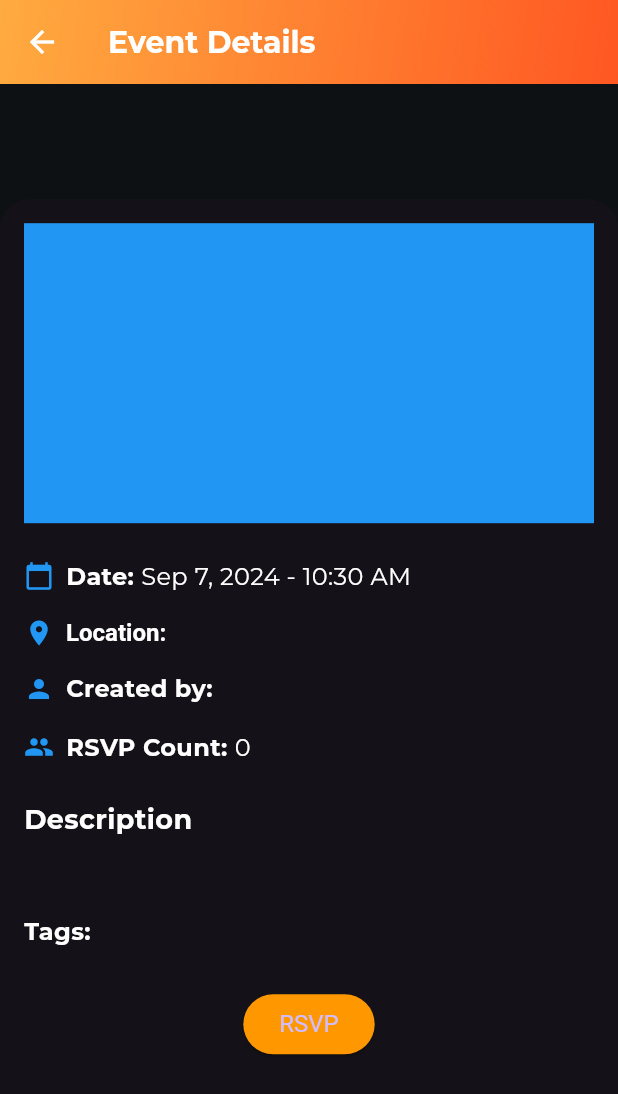
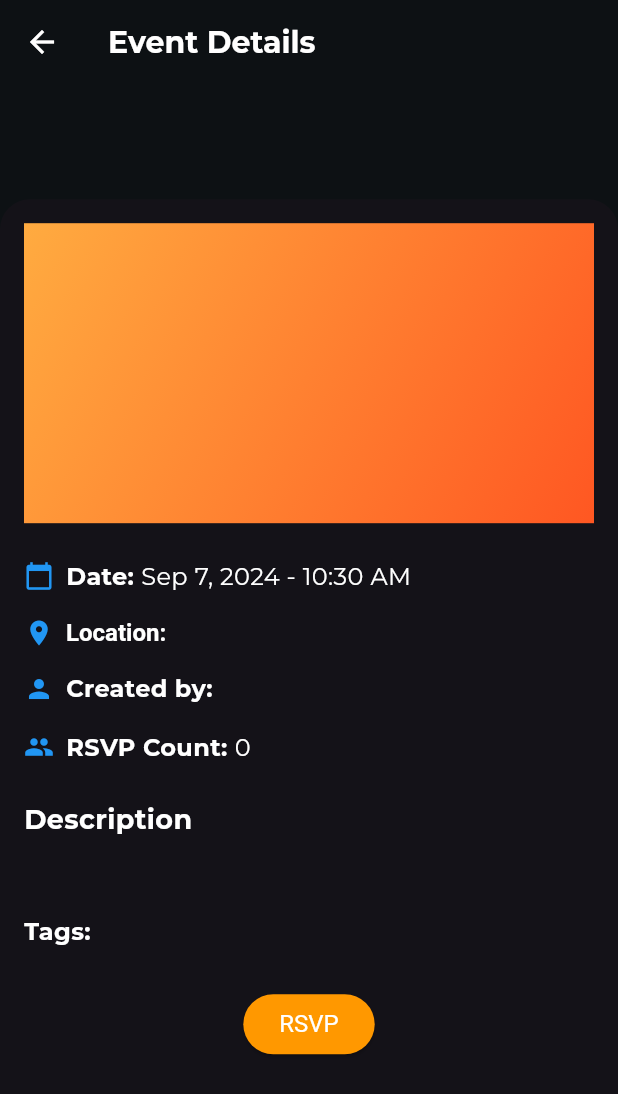
Before and after one commit to PartthK/Purdue-Social-Media-App, a Flutter app: the EventDetailScreen screen opened directly with empty values, on a phone screen of 412 x 824 dp. Shown: the top 1094 px of the screen. Run offline on Flutter 3.47's test engine with Material 3 defaults, Android fonts, the phone set to English and light mode, and no system bars; our stand-ins replace cloud_firestore, firebase_auth, firebase_core, firebase_messaging, firebase_storage, google_fonts and 3 more; accounts and stored records are empty.

Commit message:
latest change

```diff
--- a/lib/event_detail_screen.dart
+++ b/lib/event_detail_screen.dart
@@ -57,11 +57,7 @@ class _EventDetailScreenState extends State<EventDetailScreen> {
         preferredSize: Size.fromHeight(kToolbarHeight),
         child: Container(
           decoration: BoxDecoration(
-            gradient: LinearGradient(
-              colors: [Colors.orangeAccent, Colors.deepOrange],
-              begin: Alignment.topLeft,
-              end: Alignment.bottomRight,
-            ),
+            color: Color(0xFF0D1114),
           ),
           child: AppBar(
             title: Text('Event Details', style: GoogleFonts.montserrat()),
@@ -95,7 +91,13 @@ class _EventDetailScreenState extends State<EventDetailScreen> {
             children: [
               Container(
                 height: 200,
-                color: Colors.blue,
+                decoration: BoxDecoration(
+                  gradient: LinearGradient(
+                    colors: [Colors.orangeAccent, Colors.deepOrange],
+                    begin: Alignment.topLeft,
+                    end: Alignment.bottomRight,
+                  ),
+                ),
                 alignment: Alignment.center,
                 child: Text(
                   widget.event.title,
@@ -149,7 +151,7 @@ class _EventDetailScreenState extends State<EventDetailScreen> {
                     child: !_hasRSVPed
                         ? ElevatedButton(
                       onPressed: () => _incrementRSVPCount(widget.event.documentId),
-                      child: Text('RSVP'),
+                      child: Text('RSVP', style: TextStyle(color: Theme.of(context).primaryColor),),
                       style: ElevatedButton.styleFrom(
                         backgroundColor: Colors.orange,
                         textStyle: TextStyle(fontSize: 16),
```
Also changed, not shown: lib/home_screen.dart (+27 -37 lines).
